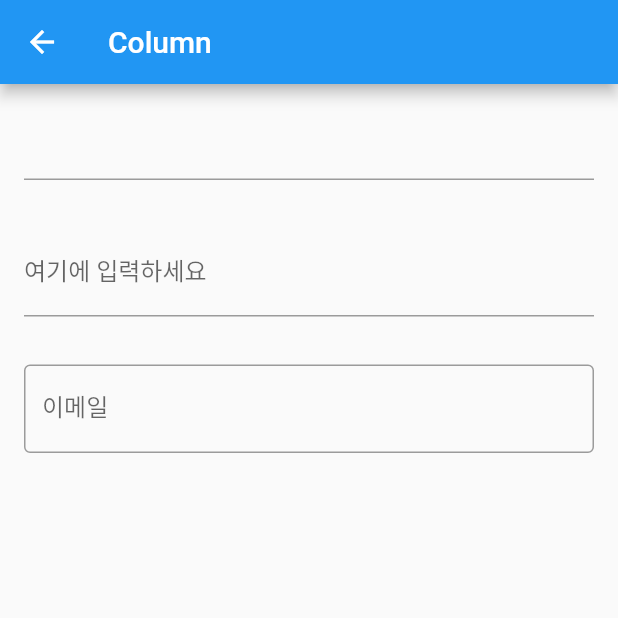
After one commit to tintoll/widget_study, a Flutter app: the screen it shows after launch, after a tap on "TextField", on a phone screen of 412 x 824 dp, the top half of it. The commit adds this screen. Run offline on Flutter 3.47's test engine with Material 2 defaults, Android fonts, the phone set to English and light mode, and no system bars.

Commit message:
add text field widget

```diff
--- a/lib/main.dart
+++ b/lib/main.dart
@@ -12,6 +12,7 @@ import 'package:widget_study/widget_row.dart';
 import 'package:widget_study/widget_single_child_scroll_view.dart';
 import 'package:widget_study/widget_stack.dart';
 import 'package:widget_study/widget_tab.dart';
+import 'package:widget_study/widget_textfield.dart';
 
 void main() {
   runApp(MyApp());
@@ -194,7 +195,19 @@ class WidgetList extends StatelessWidget {
                   MaterialPageRoute(builder: (context) => WidgetEtc()),
                 );
               },
-              title: Text('Image, Icon, Progress, CircleAvater'),
+              title: Text('Image, Icon, Progress, CircleAvatar'),
+            ),
+            Divider(
+              height: 1,
+            ),
+            ListTile(
+              onTap: () {
+                Navigator.push(
+                  context,
+                  MaterialPageRoute(builder: (context) => WidgetTextField()),
+                );
+              },
+              title: Text('TextField'),
             ),
           ],
         ));
--- /dev/null
+++ b/lib/widget_textfield.dart
@@ -0,0 +1,37 @@
+import 'package:flutter/material.dart';
+
+class WidgetTextField extends StatelessWidget {
+  @override
+  Widget build(BuildContext context) {
+    return Scaffold(
+      appBar: AppBar(
+        title: Text('Column'),
+      ),
+      body: Column(
+        children: [
+          Padding(
+            padding: const EdgeInsets.all(16.0),
+            child: TextField(),
+          ),
+          Padding(
+            padding: const EdgeInsets.all(16.0),
+            child: TextField(
+              decoration: InputDecoration(
+                labelText: '여기에 입력하세요'
+              ),
+            ),
+          ),
+          Padding(
+            padding: const EdgeInsets.all(16.0),
+            child: TextField(
+              decoration: InputDecoration(
+                labelText: '이메일',
+                border: OutlineInputBorder() // 외곽선
+              ),
+            ),
+          ),
+        ],
+      ),
+    );
+  }
+}
```
